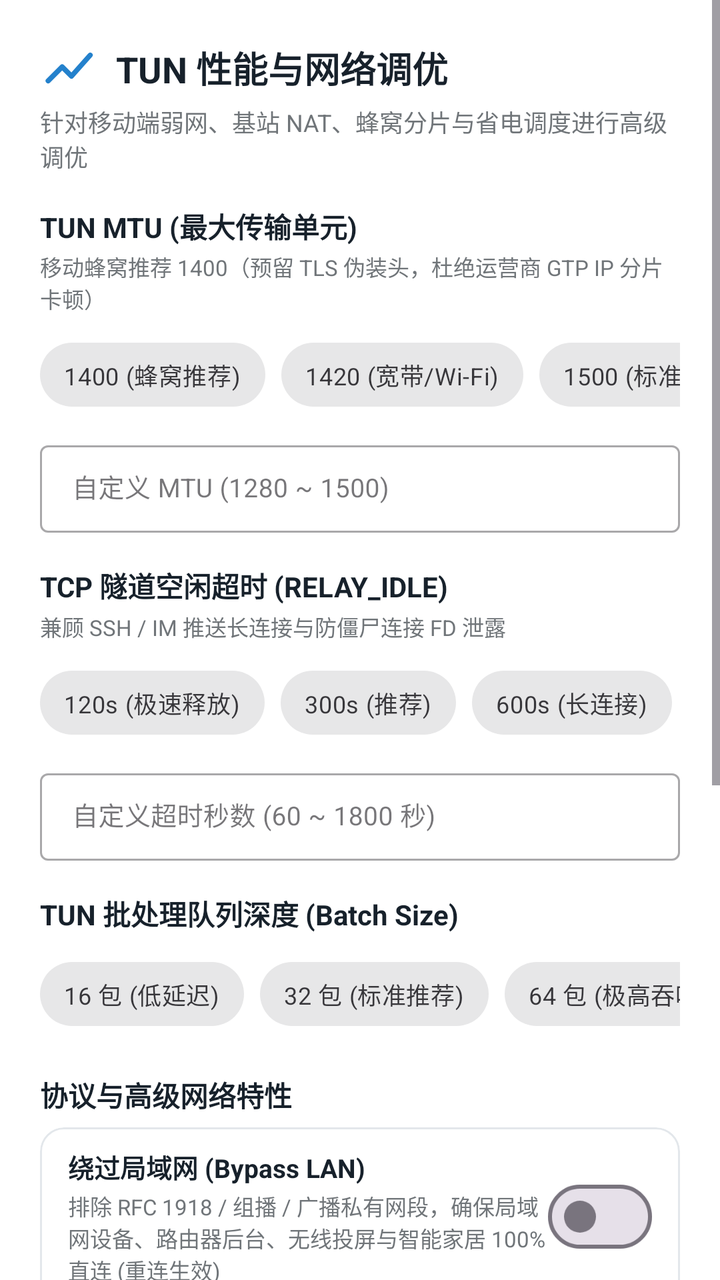
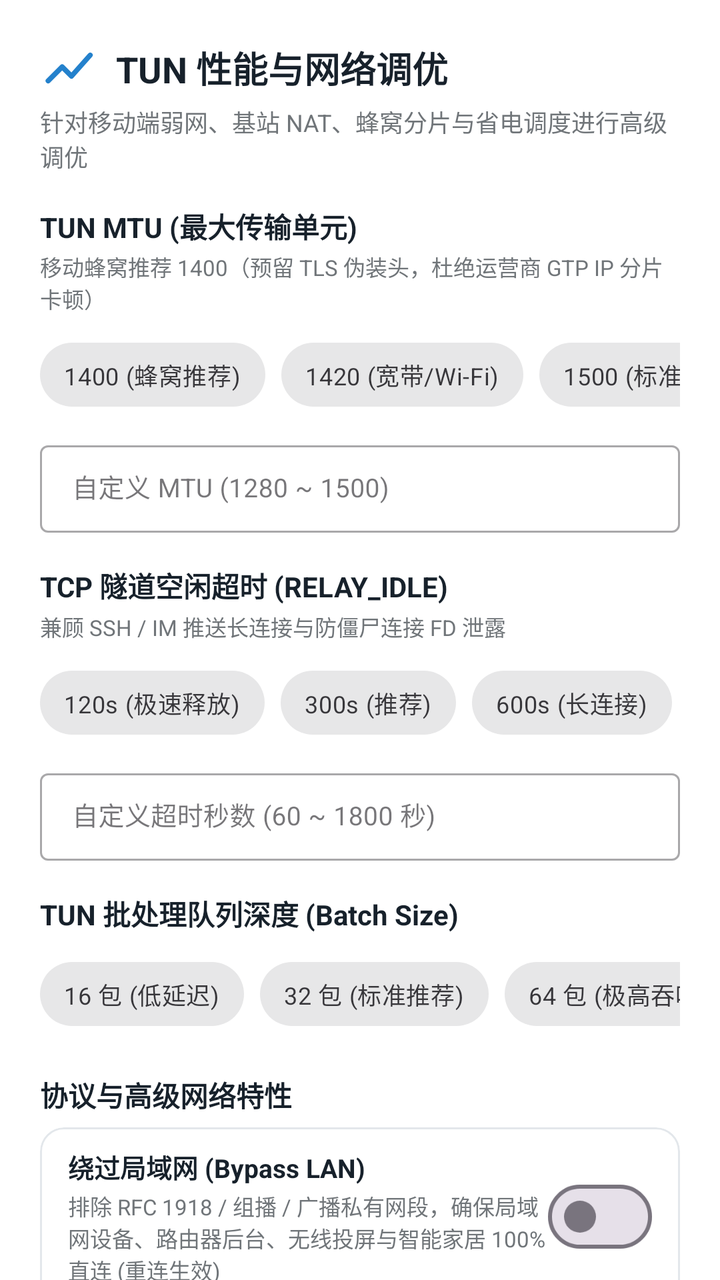

Two renders of the same Android screen: before a commit and after it. Below are the layout's source before the change and the commit's diff.
<!-- AndroidManifest.xml: application theme Theme.Mirage -->
<!-- res/layout/dialog_tun_config.xml -->
<?xml version="1.0" encoding="utf-8"?>
<ScrollView xmlns:android="http://schemas.android.com/apk/res/android"
    xmlns:app="http://schemas.android.com/apk/res-auto"
    android:layout_width="match_parent"
    android:layout_height="wrap_content"
    android:background="@color/meow_card"
    android:fillViewport="true">

    <LinearLayout
        android:layout_width="match_parent"
        android:layout_height="wrap_content"
        android:orientation="vertical"
        android:padding="20dp">

        
        <LinearLayout
            android:layout_width="match_parent"
            android:layout_height="wrap_content"
            android:gravity="center_vertical"
            android:orientation="horizontal">

            <ImageView
                android:layout_width="28dp"
                android:layout_height="28dp"
                android:src="@drawable/ic_nav_traffic"
                app:tint="@color/meow_blue" />

            <TextView
                android:layout_width="wrap_content"
                android:layout_height="wrap_content"
                android:layout_marginStart="10dp"
                android:text="@string/tun_title"
                android:textColor="@color/meow_ink"
                android:textSize="18sp"
                android:textStyle="bold" />
        </LinearLayout>

        <TextView
            android:layout_width="match_parent"
            android:layout_height="wrap_content"
            android:layout_marginTop="4dp"
            android:text="@string/tun_desc"
            android:textColor="@color/meow_ink_secondary"
            android:textSize="12sp" />

        
        <TextView
            android:layout_width="match_parent"
            android:layout_height="wrap_content"
            android:layout_marginTop="16dp"
            android:text="@string/tun_mtu_label"
            android:textColor="@color/meow_ink"
            android:textSize="14sp"
            android:textStyle="bold" />

        <TextView
            android:layout_width="match_parent"
            android:layout_height="wrap_content"
            android:layout_marginTop="2dp"
            android:text="@string/tun_mtu_desc"
            android:textColor="@color/meow_ink_secondary"
            android:textSize="11sp" />

        <HorizontalScrollView
            android:layout_width="match_parent"
            android:layout_height="wrap_content"
            android:layout_marginTop="6dp"
            android:scrollbars="none">

            <com.google.android.material.chip.ChipGroup
                android:id="@+id/chipGroupMtu"
                android:layout_width="wrap_content"
                android:layout_height="wrap_content"
                app:singleLine="true"
                app:singleSelection="true">

                <com.google.android.material.chip.Chip
                    android:id="@+id/chipMtu1400"
                    style="@style/Widget.MaterialComponents.Chip.Choice"
                    android:layout_width="wrap_content"
                    android:layout_height="wrap_content"
                    android:text="@string/tun_mtu_1400"
                    android:textSize="12sp" />

                <com.google.android.material.chip.Chip
                    android:id="@+id/chipMtu1420"
                    style="@style/Widget.MaterialComponents.Chip.Choice"
                    android:layout_width="wrap_content"
                    android:layout_height="wrap_content"
                    android:text="@string/tun_mtu_1420"
                    android:textSize="12sp" />

                <com.google.android.material.chip.Chip
                    android:id="@+id/chipMtu1500"
                    style="@style/Widget.MaterialComponents.Chip.Choice"
                    android:layout_width="wrap_content"
                    android:layout_height="wrap_content"
                    android:text="@string/tun_mtu_1500"
                    android:textSize="12sp" />

                <com.google.android.material.chip.Chip
                    android:id="@+id/chipMtu1280"
                    style="@style/Widget.MaterialComponents.Chip.Choice"
                    android:layout_width="wrap_content"
                    android:layout_height="wrap_content"
                    android:text="@string/tun_mtu_1280"
                    android:textSize="12sp" />
            </com.google.android.material.chip.ChipGroup>
        </HorizontalScrollView>

        <com.google.android.material.textfield.TextInputLayout
            android:id="@+id/tilMtu"
            style="@style/Widget.MaterialComponents.TextInputLayout.OutlinedBox.Dense"
            android:layout_width="match_parent"
            android:layout_height="wrap_content"
            android:layout_marginTop="6dp"
            android:hint="@string/tun_mtu_hint">

            <com.google.android.material.textfield.TextInputEditText
                android:id="@+id/etMtu"
                android:layout_width="match_parent"
                android:layout_height="wrap_content"
                android:inputType="number"
                android:textColor="@color/meow_ink"
                android:textSize="13sp" />
        </com.google.android.material.textfield.TextInputLayout>

        
        <TextView
            android:layout_width="match_parent"
            android:layout_height="wrap_content"
            android:layout_marginTop="16dp"
            android:text="@string/tun_idle_label"
            android:textColor="@color/meow_ink"
            android:textSize="14sp"
            android:textStyle="bold" />

        <TextView
            android:layout_width="match_parent"
            android:layout_height="wrap_content"
            android:layout_marginTop="2dp"
            android:text="@string/tun_idle_desc"
            android:textColor="@color/meow_ink_secondary"
            android:textSize="11sp" />

        <HorizontalScrollView
            android:layout_width="match_parent"
            android:layout_height="wrap_content"
            android:layout_marginTop="6dp"
            android:scrollbars="none">

            <com.google.android.material.chip.ChipGroup
                android:id="@+id/chipGroupTcpIdle"
                android:layout_width="wrap_content"
                android:layout_height="wrap_content"
                app:singleLine="true"
                app:singleSelection="true">

                <com.google.android.material.chip.Chip
                    android:id="@+id/chipIdle120"
                    style="@style/Widget.MaterialComponents.Chip.Choice"
                    android:layout_width="wrap_content"
                    android:layout_height="wrap_content"
                    android:text="@string/tun_idle_120"
                    android:textSize="12sp" />

                <com.google.android.material.chip.Chip
                    android:id="@+id/chipIdle300"
                    style="@style/Widget.MaterialComponents.Chip.Choice"
                    android:layout_width="wrap_content"
                    android:layout_height="wrap_content"
                    android:text="@string/tun_idle_300"
                    android:textSize="12sp" />

                <com.google.android.material.chip.Chip
                    android:id="@+id/chipIdle600"
                    style="@style/Widget.MaterialComponents.Chip.Choice"
                    android:layout_width="wrap_content"
                    android:layout_height="wrap_content"
                    android:text="@string/tun_idle_600"
                    android:textSize="12sp" />

                <com.google.android.material.chip.Chip
                    android:id="@+id/chipIdle1800"
                    style="@style/Widget.MaterialComponents.Chip.Choice"
                    android:layout_width="wrap_content"
                    android:layout_height="wrap_content"
                    android:text="@string/tun_idle_1800"
                    android:textSize="12sp" />
            </com.google.android.material.chip.ChipGroup>
        </HorizontalScrollView>

        <com.google.android.material.textfield.TextInputLayout
            android:id="@+id/tilTcpIdle"
            style="@style/Widget.MaterialComponents.TextInputLayout.OutlinedBox.Dense"
            android:layout_width="match_parent"
            android:layout_height="wrap_content"
            android:layout_marginTop="6dp"
            android:hint="@string/tun_idle_hint">

            <com.google.android.material.textfield.TextInputEditText
                android:id="@+id/etTcpIdle"
                android:layout_width="match_parent"
                android:layout_height="wrap_content"
                android:inputType="number"
                android:textColor="@color/meow_ink"
                android:textSize="13sp" />
        </com.google.android.material.textfield.TextInputLayout>

        
        <TextView
            android:layout_width="match_parent"
            android:layout_height="wrap_content"
            android:layout_marginTop="16dp"
            android:text="@string/tun_batch_label"
            android:textColor="@color/meow_ink"
            android:textSize="14sp"
            android:textStyle="bold" />

        <HorizontalScrollView
            android:layout_width="match_parent"
            android:layout_height="wrap_content"
            android:layout_marginTop="6dp"
            android:scrollbars="none">

            <com.google.android.material.chip.ChipGroup
                android:id="@+id/chipGroupBatch"
                android:layout_width="wrap_content"
                android:layout_height="wrap_content"
                app:singleLine="true"
                app:singleSelection="true">

                <com.google.android.material.chip.Chip
                    android:id="@+id/chipBatch16"
                    style="@style/Widget.MaterialComponents.Chip.Choice"
                    android:layout_width="wrap_content"
                    android:layout_height="wrap_content"
                    android:text="@string/tun_batch_16"
                    android:textSize="12sp" />

                <com.google.android.material.chip.Chip
                    android:id="@+id/chipBatch32"
                    style="@style/Widget.MaterialComponents.Chip.Choice"
                    android:layout_width="wrap_content"
                    android:layout_height="wrap_content"
                    android:text="@string/tun_batch_32"
                    android:textSize="12sp" />

                <com.google.android.material.chip.Chip
                    android:id="@+id/chipBatch64"
                    style="@style/Widget.MaterialComponents.Chip.Choice"
                    android:layout_width="wrap_content"
                    android:layout_height="wrap_content"
                    android:text="@string/tun_batch_64"
                    android:textSize="12sp" />
            </com.google.android.material.chip.ChipGroup>
        </HorizontalScrollView>

        
        <TextView
            android:layout_width="match_parent"
            android:layout_height="wrap_content"
            android:layout_marginTop="16dp"
            android:text="@string/tun_advanced_label"
            android:textColor="@color/meow_ink"
            android:textSize="14sp"
            android:textStyle="bold" />

        
        <com.google.android.material.card.MaterialCardView
            style="@style/MirageCard"
            android:layout_width="match_parent"
            android:layout_height="wrap_content"
            android:layout_marginTop="6dp"
            app:cardCornerRadius="12dp">

            <LinearLayout
                android:layout_width="match_parent"
                android:layout_height="wrap_content"
                android:gravity="center_vertical"
                android:orientation="horizontal"
                android:paddingHorizontal="14dp"
                android:paddingVertical="10dp">

                <LinearLayout
                    android:layout_width="0dp"
                    android:layout_height="wrap_content"
                    android:layout_weight="1"
                    android:orientation="vertical">

                    <TextView
                        android:layout_width="wrap_content"
                        android:layout_height="wrap_content"
                        android:text="@string/tun_bypass_lan"
                        android:textColor="@color/meow_ink"
                        android:textSize="13sp"
                        android:textStyle="bold" />

                    <TextView
                        android:layout_width="wrap_content"
                        android:layout_height="wrap_content"
                        android:layout_marginTop="2dp"
                        android:text="@string/tun_bypass_lan_desc"
                        android:textColor="@color/meow_ink_secondary"
                        android:textSize="11sp" />
                </LinearLayout>

                <com.google.android.material.materialswitch.MaterialSwitch
                    android:id="@+id/switchBypassLan"
                    android:layout_width="wrap_content"
                    android:layout_height="wrap_content" />
            </LinearLayout>
        </com.google.android.material.card.MaterialCardView>

        
        <com.google.android.material.card.MaterialCardView
            style="@style/MirageCard"
            android:layout_width="match_parent"
            android:layout_height="wrap_content"
            android:layout_marginTop="6dp"
            app:cardCornerRadius="12dp">

            <LinearLayout
                android:layout_width="match_parent"
                android:layout_height="wrap_content"
                android:gravity="center_vertical"
                android:orientation="horizontal"
                android:paddingHorizontal="14dp"
                android:paddingVertical="10dp">

                <LinearLayout
                    android:layout_width="0dp"
                    android:layout_height="wrap_content"
                    android:layout_weight="1"
                    android:orientation="vertical">

                    <TextView
                        android:layout_width="wrap_content"
                        android:layout_height="wrap_content"
                        android:text="@string/tun_ipv6"
                        android:textColor="@color/meow_ink"
                        android:textSize="13sp"
                        android:textStyle="bold" />

                    <TextView
                        android:layout_width="wrap_content"
                        android:layout_height="wrap_content"
                        android:layout_marginTop="2dp"
                        android:text="@string/tun_ipv6_desc"
                        android:textColor="@color/meow_ink_secondary"
                        android:textSize="11sp" />
                </LinearLayout>

                <com.google.android.material.materialswitch.MaterialSwitch
                    android:id="@+id/switchEnableIpv6"
                    android:layout_width="wrap_content"
                    android:layout_height="wrap_content" />
            </LinearLayout>
        </com.google.android.material.card.MaterialCardView>

        
        <com.google.android.material.card.MaterialCardView
            style="@style/MirageCard"
            android:layout_width="match_parent"
            android:layout_height="wrap_content"
            android:layout_marginTop="6dp"
            app:cardCornerRadius="12dp">

            <LinearLayout
                android:layout_width="match_parent"
                android:layout_height="wrap_content"
                android:gravity="center_vertical"
                android:orientation="horizontal"
                android:paddingHorizontal="14dp"
                android:paddingVertical="10dp">

                <LinearLayout
                    android:layout_width="0dp"
                    android:layout_height="wrap_content"
                    android:layout_weight="1"
                    android:orientation="vertical">

                    <TextView
                        android:layout_width="wrap_content"
                        android:layout_height="wrap_content"
                        android:text="@string/tun_block_quic"
                        android:textColor="@color/meow_ink"
                        android:textSize="13sp"
                        android:textStyle="bold" />

                    <TextView
                        android:layout_width="wrap_content"
                        android:layout_height="wrap_content"
                        android:layout_marginTop="2dp"
                        android:text="@string/tun_block_quic_desc"
                        android:textColor="@color/meow_ink_secondary"
                        android:textSize="11sp" />
                </LinearLayout>

                <com.google.android.material.materialswitch.MaterialSwitch
                    android:id="@+id/switchBlockQuic"
                    android:layout_width="wrap_content"
                    android:layout_height="wrap_content" />
            </LinearLayout>
        </com.google.android.material.card.MaterialCardView>

        
        <com.google.android.material.card.MaterialCardView
            style="@style/MirageCard"
            android:layout_width="match_parent"
            android:layout_height="wrap_content"
            android:layout_marginTop="6dp"
            app:cardCornerRadius="12dp">

            <LinearLayout
                android:layout_width="match_parent"
                android:layout_height="wrap_content"
                android:gravity="center_vertical"
                android:orientation="horizontal"
                android:paddingHorizontal="14dp"
                android:paddingVertical="10dp">

                <LinearLayout
                    android:layout_width="0dp"
                    android:layout_height="wrap_content"
                    android:layout_weight="1"
                    android:orientation="vertical">

                    <TextView
                        android:layout_width="wrap_content"
                        android:layout_height="wrap_content"
                        android:text="@string/tun_udp_mux"
                        android:textColor="@color/meow_ink"
                        android:textSize="13sp"
                        android:textStyle="bold" />

                    <TextView
                        android:layout_width="wrap_content"
                        android:layout_height="wrap_content"
                        android:layout_marginTop="2dp"
                        android:text="@string/tun_udp_mux_desc"
                        android:textColor="@color/meow_ink_secondary"
                        android:textSize="11sp" />
                </LinearLayout>

                <com.google.android.material.materialswitch.MaterialSwitch
                    android:id="@+id/switchUdpMux"
                    android:layout_width="wrap_content"
                    android:layout_height="wrap_content" />
            </LinearLayout>
        </com.google.android.material.card.MaterialCardView>

        
        <TextView
            android:layout_width="match_parent"
            android:layout_height="wrap_content"
            android:layout_marginTop="14dp"
            android:background="@drawable/bg_telegram_pill"
            android:padding="10dp"
            android:text="@string/tun_mtu_note"
            android:textColor="@color/meow_ink_secondary"
            android:textSize="11sp" />

        
        <LinearLayout
            android:layout_width="match_parent"
            android:layout_height="wrap_content"
            android:layout_marginTop="18dp"
            android:gravity="end"
            android:orientation="horizontal">

            <com.google.android.material.button.MaterialButton
                android:id="@+id/btnResetDefault"
                style="@style/Widget.Material3.Button.TextButton"
                android:layout_width="wrap_content"
                android:layout_height="wrap_content"
                android:text="@string/restore_recommended"
                android:textColor="@color/meow_ink_secondary" />

            <View
                android:layout_width="0dp"
                android:layout_height="1dp"
                android:layout_weight="1" />

            <com.google.android.material.button.MaterialButton
                android:id="@+id/btnCancel"
                style="@style/Widget.Material3.Button.TextButton"
                android:layout_width="wrap_content"
                android:layout_height="wrap_content"
                android:text="@string/cancel"
                android:textColor="@color/meow_ink_secondary" />

            <com.google.android.material.button.MaterialButton
                android:id="@+id/btnSave"
                style="@style/MirageButton"
                android:layout_width="wrap_content"
                android:layout_height="wrap_content"
                android:layout_marginStart="8dp"
                android:text="@string/save_settings"
                app:cornerRadius="20dp" />
        </LinearLayout>

    </LinearLayout>
</ScrollView>
<!-- resources referenced by this layout -->
<resources>
  <color name="meow_blue">#2481CC</color>
  <color name="meow_card">#FFFFFF</color>
  <color name="meow_ink">#17212B</color>
  <color name="meow_ink_secondary">#707579</color>
  <!-- drawable bg_telegram_pill (drawable) -->
  <?xml version="1.0" encoding="utf-8"?>
  <shape xmlns:android="http://schemas.android.com/apk/res/android"
      android:shape="rectangle">
      <solid android:color="@color/pill_bg" />
      <corners android:radius="16dp" />
      <stroke
          android:width="1dp"
          android:color="@color/pill_stroke" />
  </shape>
  <!-- drawable ic_nav_traffic (drawable) -->
  <vector xmlns:android="http://schemas.android.com/apk/res/android"
      android:width="24dp"
      android:height="24dp"
      android:viewportWidth="24"
      android:viewportHeight="24">
      <path
          android:strokeWidth="2.2"
          android:strokeColor="#FF2481CC"
          android:strokeLineCap="round"
          android:strokeLineJoin="round"
          android:pathData="M3.5,17.5l6,-6 4,4 8,-9" />
  </vector>
  <string name="cancel">取消</string>
  <string name="restore_recommended">恢复推荐</string>
  <string name="save_settings">保存设置</string>
  <string name="tun_advanced_label">协议与高级网络特性</string>
  <string name="tun_batch_16">16 包 (低延迟)</string>
  <string name="tun_batch_32">32 包 (标准推荐)</string>
  <string name="tun_batch_64">64 包 (极高吞吐)</string>
  <string name="tun_batch_label">TUN 批处理队列深度 (Batch Size)</string>
  <string name="tun_block_quic">屏蔽海外 QUIC (UDP 443)</string>
  <string name="tun_block_quic_desc">仅对海外代理流量拦截以消除 X/YouTube 握手超时，国内直连正常放行</string>
  <string name="tun_bypass_lan">绕过局域网 (Bypass LAN)</string>
  <string name="tun_bypass_lan_desc">排除 RFC 1918 / 组播 / 广播私有网段，确保局域网设备、路由器后台、无线投屏与智能家居 100% 直连 (重连生效)</string>
  <string name="tun_desc">针对移动端弱网、基站 NAT、蜂窝分片与省电调度进行高级调优</string>
  <string name="tun_idle_120">120s (极速释放)</string>
  <string name="tun_idle_1800">1800s (30分钟)</string>
  <string name="tun_idle_300">300s (推荐)</string>
  <string name="tun_idle_600">600s (长连接)</string>
  <string name="tun_idle_desc">兼顾 SSH / IM 推送长连接与防僵尸连接 FD 泄露</string>
  <string name="tun_idle_hint">自定义超时秒数 (60 ~ 1800 秒)</string>
  <string name="tun_idle_label">TCP 隧道空闲超时 (RELAY_IDLE)</string>
  <string name="tun_ipv6">IPv6 路由接管 (防泄漏)</string>
  <string name="tun_ipv6_desc">捕获 ::/0 路由并配合 ICMPv6 自动降级，防止 5G 蜂窝 IPv6 绕过 VPN 导致 Google 断线</string>
  <string name="tun_mtu_1280">1280 (极低丢包)</string>
  <string name="tun_mtu_1400">1400 (蜂窝推荐)</string>
  <string name="tun_mtu_1420">1420 (宽带/Wi-Fi)</string>
  <string name="tun_mtu_1500">1500 (标准以太网)</string>
  <string name="tun_mtu_desc">移动蜂窝推荐 1400（预留 TLS 伪装头，杜绝运营商 GTP IP 分片卡顿）</string>
  <string name="tun_mtu_hint">自定义 MTU (1280 ~ 1500)</string>
  <string name="tun_mtu_label">TUN MTU (最大传输单元)</string>
  <string name="tun_mtu_note">💡 提示: TUN MTU 参数将在下次启动或重新连接 VPN 时正式生效。</string>
  <string name="tun_title">TUN 性能与网络调优</string>
  <string name="tun_udp_mux">UDP 多路复用 (UDP Mux)</string>
  <string name="tun_udp_mux_desc">在 4 条共享隧道内复用所有 UDP 会话，解决高并发下连接池耗尽 (需服务端 ≥v0.9.0)</string>
  <style name="MirageButton" parent="Widget.Material3.Button">
          <item name="cornerRadius">24dp</item>
          <item name="android:textColor">#FFFFFF</item>
          <item name="backgroundTint">@color/meow_blue</item>
          <item name="elevation">0dp</item>
          <item name="android:fontFamily">sans-serif-medium</item>
      </style>
  <style name="MirageCard" parent="Widget.MaterialComponents.CardView">
          <item name="cardCornerRadius">14dp</item>
          <item name="cardElevation">0dp</item>
          <item name="strokeColor">@color/meow_outline</item>
          <item name="strokeWidth">1dp</item>
          <item name="cardBackgroundColor">@color/meow_card</item>
      </style>
  <color name="pill_bg">#F0F4F8</color>
  <color name="pill_stroke">#E2E8F0</color>
  <color name="meow_outline">#E3E7EB</color>
  <color name="meow_download">#2AA3EF</color>
  <color name="meow_canvas">#F0F2F5</color>
  <!-- unchanged entries left out for length: 2 -->
</resources>

<!-- the commit's change to res/layout/dialog_tun_config.xml (unified diff, before → after) -->
@@ -1,5 +1,5 @@
 <?xml version="1.0" encoding="utf-8"?>
-<ScrollView xmlns:android="http://schemas.android.com/apk/res/android"
+<androidx.core.widget.NestedScrollView xmlns:android="http://schemas.android.com/apk/res/android"
     xmlns:app="http://schemas.android.com/apk/res-auto"
     android:layout_width="match_parent"
     android:layout_height="wrap_content"
@@ -501,4 +501,4 @@
         </LinearLayout>
 
     </LinearLayout>
-</ScrollView>
+</androidx.core.widget.NestedScrollView>
